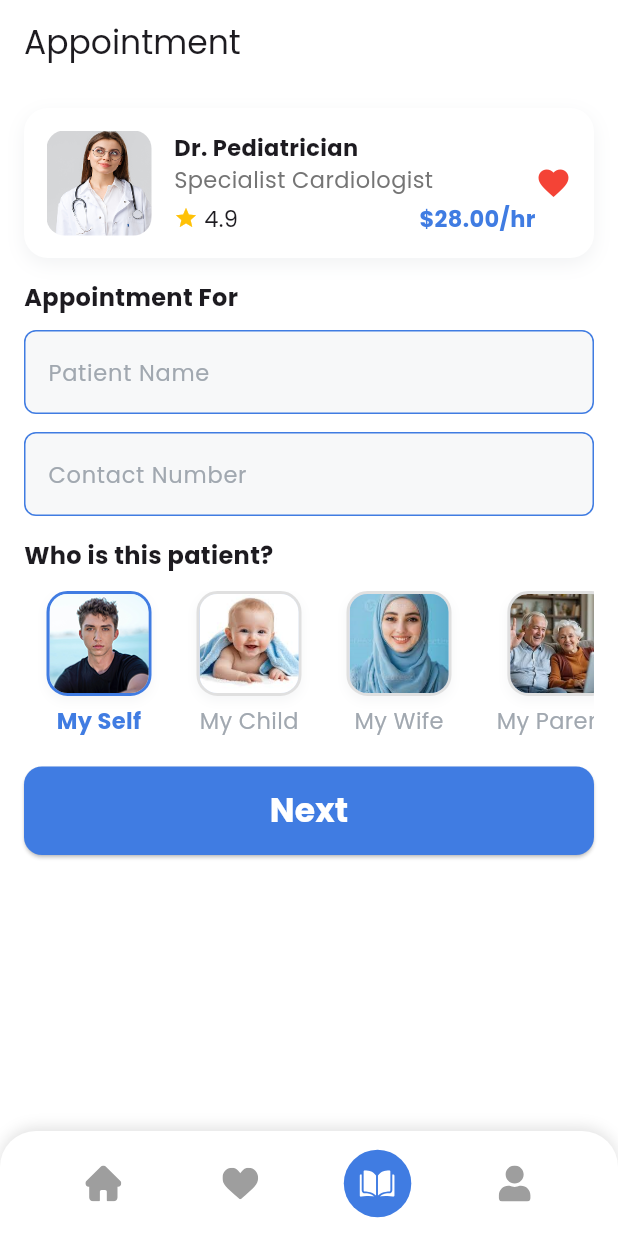
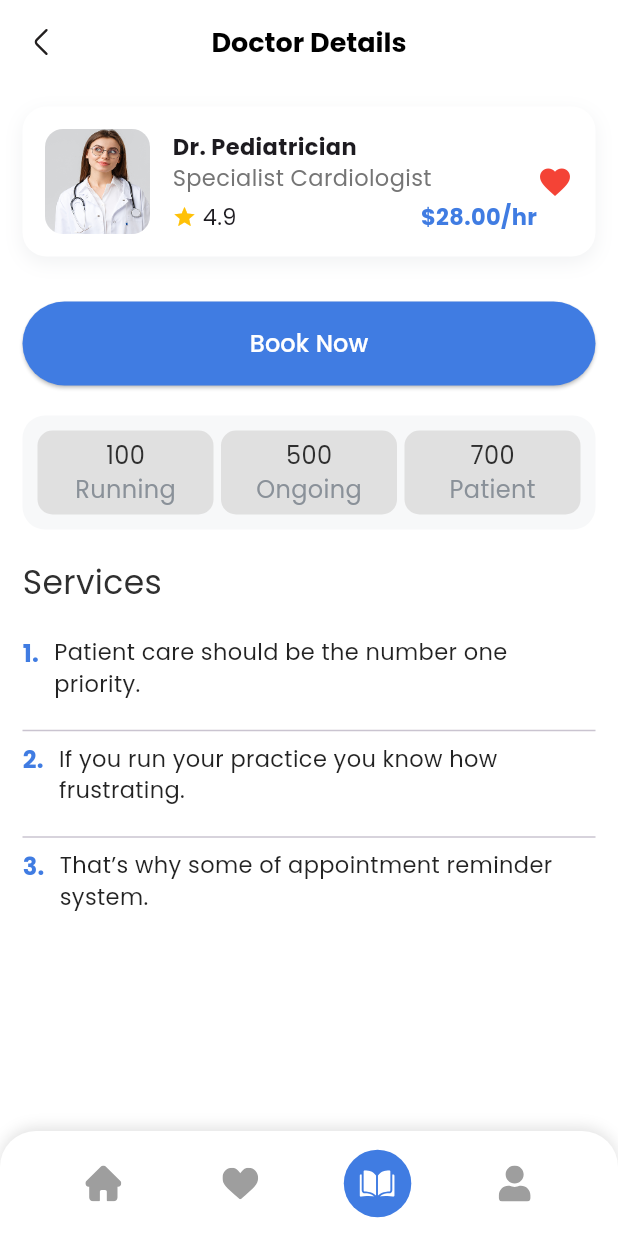
Before and after one commit to NairaShanshan/HealthCare_App_Final_Project-, a Flutter app: the MainAppScreen screen opened by its route, item 3 of the bottom bar chosen, on a phone screen of 412 x 824 dp. Run offline on Flutter 3.47's test engine with Material 3 defaults, Android fonts, the phone set to English and light mode, and no system bars; our stand-ins replace firebase_core, flutter_svg, gap, go_router, shared_preferences and 2 more; missing offline and left inert: dart:ffi; accounts and stored records are empty.

Commit message:
'finish doctor screen '

```diff
--- a/lib/core/utils/app_colors.dart
+++ b/lib/core/utils/app_colors.dart
@@ -5,6 +5,7 @@ class AppColors {
   static const Color secondaryColor = Color(0xFFD2E0FA);
   static const Color whiteColor = Color(0xFFFFFFFF);
   static const Color greyColor = Color(0xFFA1A8B0);
+  static const Color secondGreyColor = Color(0xFF8A9199);
   static const Color borderColor = Color(0xFF407CE2);
   static const Color darkColor = Color(0xFF2F2F2F);
   static const Color backgroundColor = Color(0xFFFFFFFF);
--- /dev/null
+++ b/lib/features/doctor/page/doctor_screen.dart
@@ -0,0 +1,183 @@
+import 'package:flutter/material.dart';
+import 'package:gap/gap.dart';
+import 'package:healthcare_app/core/constants/app_images.dart';
+import 'package:healthcare_app/core/routes/navigation.dart';
+import 'package:healthcare_app/core/routes/routes.dart';
+import 'package:healthcare_app/core/utils/app_colors.dart';
+import 'package:healthcare_app/core/utils/text_styles.dart';
+import 'package:healthcare_app/core/widgets/main_button.dart';
+import 'package:healthcare_app/core/widgets/main_header.dart';
+
+import '../../Booking/presentation/widgets/doctor_card.dart';
+
+class DoctorScreen extends StatelessWidget {
+  const DoctorScreen({super.key});
+
+  @override
+  Widget build(BuildContext context) {
+    return Scaffold(
+      appBar: AppBar(
+        title: MainHeader(title: 'Doctor Details', onBackButtonPressed: (){
+          pop(context) ;
+        }),
+
+      ),
+      body: SingleChildScrollView(
+        child:   Padding(
+          padding: const EdgeInsets.all(15.0),
+          child: Column(
+            crossAxisAlignment: CrossAxisAlignment.start,
+            children: [
+              const DoctorCard(
+                name: 'Dr. Pediatrician',
+                specialty: 'Specialist Cardiologist',
+                price: '\$28.00/hr',
+                rating: 4.9,
+                image: AppImages.doctorTwo,
+                isFavorite: false,
+              ) ,
+              const Gap(30) ,
+              MainButton(text: 'Book Now', onPressed: (){
+                pushTo(context: context, path: Routes.booking) ;
+              }) ,
+              const Gap(20) ,
+              Container(
+                padding:const EdgeInsets.all(10),
+                decoration: BoxDecoration(
+                  borderRadius: BorderRadius.circular(15) ,
+                  color: AppColors.accentColor,
+
+                ),
+                child: Row(
+                  children: [
+                    Expanded(
+                      child: Container(
+                        padding:const  EdgeInsets.all(5),
+                        decoration: BoxDecoration(
+                          borderRadius: BorderRadius.circular(10) ,
+                          color: Colors.grey[300],
+
+                        ),
+                        child: Center(
+                          child: Column(
+                            children: [
+                              Text('100' , style: TextStyles.textStyles16.copyWith(
+                                color: AppColors.darkColor ,
+                              ),),
+                              Text('Running' , style: TextStyles.textStyles16.copyWith(
+                                color: AppColors.secondGreyColor ,
+                              ),),
+                            ],
+                          ),
+                        ),
+                      ),
+                    ),
+                    const Gap(5) ,
+                    Expanded(
+                      child: Container(
+                        padding:const  EdgeInsets.all(5),
+                        decoration: BoxDecoration(
+                          borderRadius: BorderRadius.circular(10) ,
+                          color: Colors.grey[300],
+
+                        ),
+                        child: Center(
+                          child: Column(
+                            children: [
+                              Text('500' , style: TextStyles.textStyles16.copyWith(
+                                color: AppColors.darkColor ,
+                              ),),
+                              Text('Ongoing' , style: TextStyles.textStyles16.copyWith(
+                                color: AppColors.secondGreyColor ,
+                              ),),
+                            ],
+                          ),
+                        ),
+                      ),
+                    ),
+                    const Gap(5) ,
+                    Expanded(
+                      child: Container(
+                        padding:const  EdgeInsets.all(5),
+                        decoration: BoxDecoration(
+                          borderRadius: BorderRadius.circular(10) ,
+                          color: Colors.grey[300],
+
+                        ),
+                        child: Center(
+                          child: Column(
+                            children: [
+                              Text('700' , style: TextStyles.textStyles16.copyWith(
+                                color: AppColors.darkColor ,
+                              ),),
+                              Text('Patient' , style: TextStyles.textStyles16.copyWith(
+                                color: AppColors.secondGreyColor ,
+                              ),),
+                            ],
+                          ),
+                        ),
+                      ),
+                    ),
+                  ],
+                ),
+              ),
+              const Gap(20) ,
+              Text('Services' , style: TextStyles.textStyles22.copyWith(
+                color: AppColors.darkColor
+              ),) ,
+              const Gap(20) ,
+              const _ServiceItem(
+                  number: 1,
+                  text: 'Patient care should be the number one priority.'),
+              const Gap(5) ,
+              const Divider(),
+              const _ServiceItem(
+                  number: 2,
+                  text:
+                  'If you run your practice you know how frustrating.'),
+              const Gap(5) ,
+              const Divider(),
+              const _ServiceItem(
+                  number: 3,
+                  text:
+                  'That’s why some of appointment reminder system.'),
+
+
+            ],
+          ),
+        ),
+      ),
+    );
+  }
+}
+
+// ServiceItem widget
+class _ServiceItem extends StatelessWidget {
+  final int number;
+  final String text;
+  const _ServiceItem({required this.number, required this.text});
+
+  @override
+  Widget build(BuildContext context) {
+    return Container(
+      margin: const EdgeInsets.only(bottom: 8),
+      child: Row(
+        crossAxisAlignment: CrossAxisAlignment.start,
+        children: [
+          Text(
+            '$number.',
+            style: const  TextStyle(
+                color: AppColors.primaryColor, fontWeight: FontWeight.bold, fontSize: 16),
+          ),
+          const SizedBox(width: 10),
+          Expanded(
+            child: Text(
+              text,
+              style: const TextStyle(fontSize: 15, color: Colors.black87),
+            ),
+          ),
+        ],
+      ),
+    );
+  }
+}
--- a/lib/features/main/main_screen.dart
+++ b/lib/features/main/main_screen.dart
@@ -1,10 +1,11 @@
 
 import 'package:flutter/material.dart';
+import 'package:healthcare_app/features/doctor/page/doctor_screen.dart';
 import 'package:healthcare_app/features/favourite/presentation/pages/favourite_screen.dart';
 
 import 'package:healthcare_app/features/home/presentation/widgets/custom_bottom_nav_bar.dart';
 
-import '../Booking/presentation/pages/appointment_screen.dart';
+
 import '../home/presentation/pages/home_screen.dart';
 import '../profile/presentation/pages/profile_screen.dart';
 
@@ -20,12 +21,10 @@ class _MainAppScreenState extends State<MainAppScreen> {
   int _currentIndex = 0;
 
   List<Widget> pages = [
-    HomeScreen(), // index=>0
+    HomeScreen(),
     FavouriteScreen(),
-    // index=>1
-    AppointmentInfoScreen(),
-    ProfileScreen(), // index=>2
-    // The correct index for the ProfileScreen is 3, and the screen at index 2 hasnΓÇÖt been built yet.
+    DoctorScreen(),
+    ProfileScreen(),
   ];
 
   // @override
```
